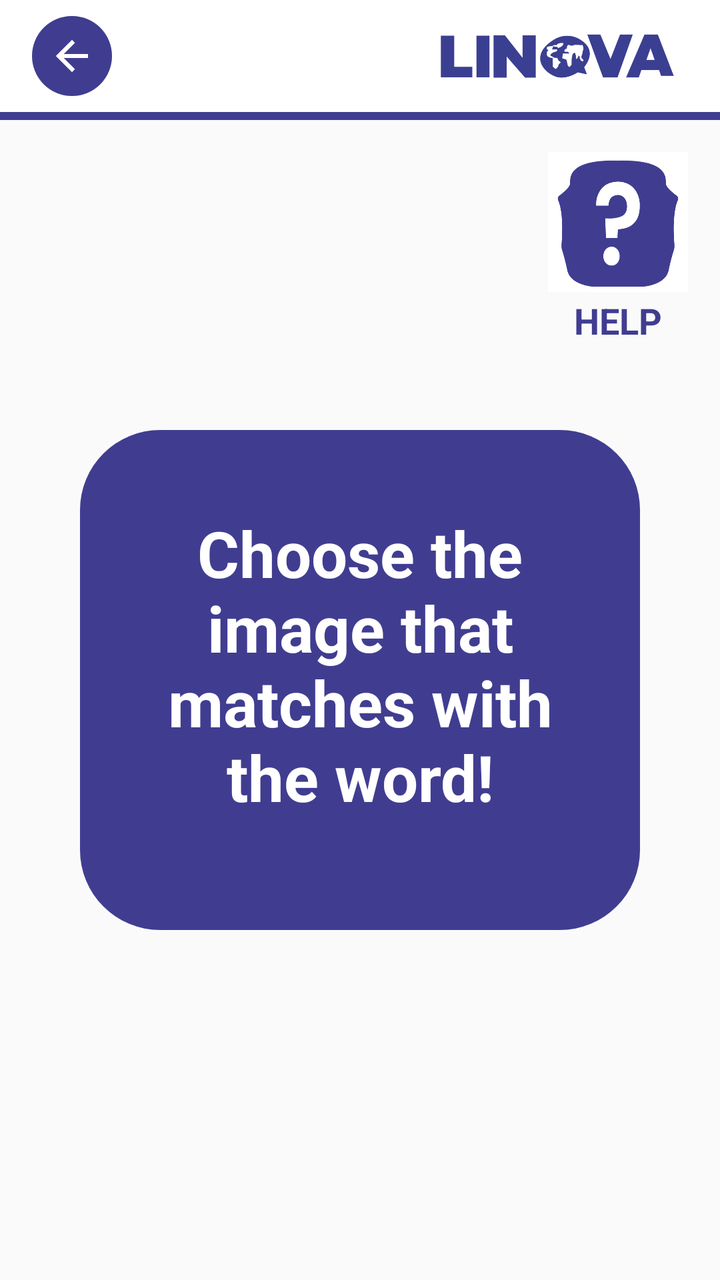
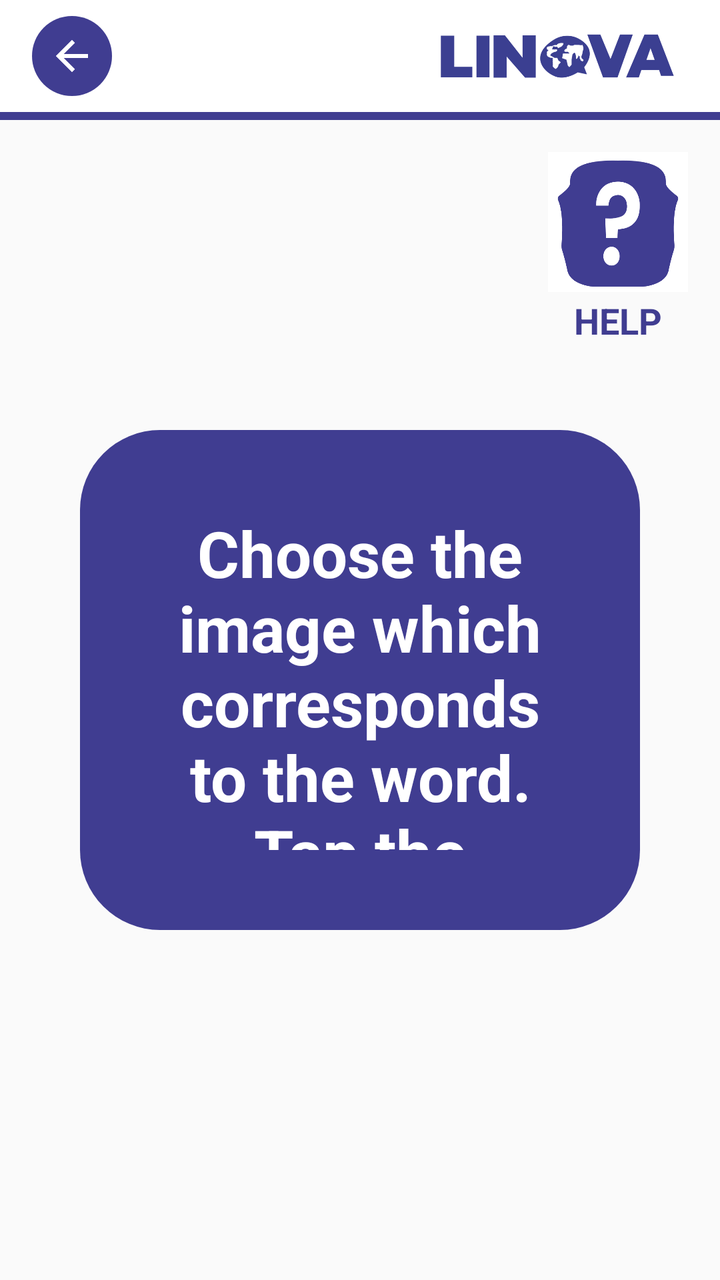

Two renders of the same Android screen: before a commit and after it. Below are the layout's source before the change and the commit's diff.
<!-- AndroidManifest.xml: application theme AppTheme -->
<!-- res/layout/activity_asociacionimagenpalabra.xml -->
<?xml version="1.0" encoding="utf-8"?>
<androidx.constraintlayout.widget.ConstraintLayout
    xmlns:android="http://schemas.android.com/apk/res/android"
    xmlns:app="http://schemas.android.com/apk/res-auto"
    xmlns:tools="http://schemas.android.com/tools"
    android:layout_width="match_parent"
    android:layout_height="match_parent"
    android:orientation="vertical"
    android:gravity="center"
    tools:context=".AsociacionimagenPalabraActivity">
    <include
        android:id="@+id/toolbar"
        layout="@layout/toolbar"
        app:layout_constraintTop_toTopOf="parent"
        app:layout_constraintStart_toStartOf="parent"
        app:layout_constraintEnd_toEndOf="parent"/>

    <LinearLayout
        android:id="@+id/helpContainer"
        android:layout_width="wrap_content"
        android:layout_height="wrap_content"
        android:orientation="vertical"
        android:gravity="center"
        android:layout_margin="16dp"
        app:layout_constraintTop_toBottomOf="@id/toolbar"
        app:layout_constraintEnd_toEndOf="parent">

        <ImageButton
            android:id="@+id/btnHelp"
            android:layout_width="70dp"
            android:layout_height="70dp"
            android:src="@drawable/help"
            android:scaleType="fitXY"
            android:padding="0dp"
            android:contentDescription="Help"/>

        <TextView
            android:id="@+id/helpText"
            android:layout_width="wrap_content"
            android:layout_height="wrap_content"
            android:text="HELP"
            android:textStyle="bold"
            android:textSize="18sp"
            android:textColor="@color/colorPurple"
            android:layout_marginTop="2dp"/>

    </LinearLayout>    
    <TextView
        android:layout_width="match_parent"
        android:layout_height="wrap_content"
        android:text="Loading words..."
        android:textSize="60sp"
        android:textStyle="bold"
        android:layout_margin="20dp"
        android:textColor="@color/colorPurple"
        android:textAlignment="center"
        android:gravity="center"
        android:id="@+id/actividad"
        android:visibility="invisible"
        app:layout_constraintTop_toBottomOf="@id/toolbar"
        app:layout_constraintStart_toStartOf="parent"
        app:layout_constraintEnd_toEndOf="parent"/>

    <TextView
        android:layout_width="match_parent"
        android:layout_height="wrap_content"
        android:text="Choose the image that matches with the word"
        android:textSize="20sp"
        android:textStyle="bold"
        android:layout_margin="20dp"
        android:textColor="#8A8A8A"
        android:textAlignment="center"
        android:gravity="center"
        android:id="@+id/info"
        android:visibility="invisible"
        app:layout_constraintTop_toBottomOf="@id/actividad"
        app:layout_constraintStart_toStartOf="parent"
        app:layout_constraintEnd_toEndOf="parent"/>


    
    <LinearLayout
        android:id="@+id/loadingBox"
        android:layout_width="0dp"
        app:layout_constraintTop_toTopOf="parent"
        app:layout_constraintBottom_toBottomOf="parent"
        android:layout_height="250dp"
        android:layout_marginStart="40dp"
        android:layout_marginEnd="40dp"
        android:layout_marginTop="40dp"
        android:padding="40dp"
        android:background="@drawable/bg_dialog_rounded"
        android:orientation="vertical"
        android:gravity="center"
        app:layout_constraintStart_toStartOf="parent"
        app:layout_constraintEnd_toEndOf="parent">

        <TextView
            android:id="@+id/instruction"
            android:layout_width="wrap_content"
            android:layout_height="wrap_content"
            android:text="Choose the image that matches with the word!"
            android:textColor="@android:color/white"
            android:textStyle="bold"
            android:textSize="32sp"
            android:gravity="center"
            android:textAlignment="center"/>

        <LinearLayout
            android:layout_width="match_parent"
            android:layout_height="wrap_content"
            android:orientation="horizontal"
            android:gravity="center"
            android:paddingTop="16dp">

            <Button
                android:id="@+id/sayitagain"
                android:layout_height="48dp"
                android:layout_width="wrap_content"
                android:layout_marginEnd="8dp"
                android:text="SAY IT AGAIN"
                android:background="@drawable/btn_rounded_t"
                android:textColor="@color/colorBlack"
                android:textAllCaps="false"
                android:textStyle="bold"
                android:textSize="18sp"
                android:padding="12dp"/>

            <Button
                android:id="@+id/skip"
                android:layout_height="48dp"
                android:layout_width="wrap_content"
                android:layout_marginStart="8dp"
                android:text="SKIP"
                android:background="@drawable/btn_rounded_t"
                android:textColor="@color/colorBlack"
                android:textAllCaps="false"
                android:textStyle="bold"
                android:textSize="18sp"
                android:padding="12dp"/>

        </LinearLayout>


    </LinearLayout>
    <LinearLayout
        android:layout_width="wrap_content"
        android:layout_height="wrap_content"
        android:orientation="horizontal"
        android:layout_gravity="center"
        tools:ignore="MissingConstraints"
        android:layout_marginTop="30dp"
        app:layout_constraintTop_toBottomOf="@id/actividad"
        app:layout_constraintStart_toStartOf="parent"
        app:layout_constraintEnd_toEndOf="parent">

        <LinearLayout
            android:layout_width="wrap_content"
            android:layout_height="wrap_content"
            android:layout_gravity="center"
            android:orientation="vertical"
            android:gravity="center"
            android:padding="16dp">

            <ImageButton
                android:id="@+id/imgasociacionimagenpalabra"
                android:layout_margin="16dp"
                android:layout_width="200dp"
                android:layout_height="200dp"
                android:scaleType="centerInside"
                android:contentDescription="imgasociacionimagenpalabra"
                android:background="?attr/selectableItemBackgroundBorderless"
                android:padding="16dp"
                android:clickable="true"
                android:visibility="invisible"
            />



        </LinearLayout>

        <LinearLayout
            android:layout_width="wrap_content"
            android:layout_height="wrap_content"
            android:layout_gravity="center"
            android:orientation="vertical"
            android:gravity="center"
            android:padding="16dp">

            <ImageButton
                android:id="@+id/imgagenda"
                android:layout_margin="16dp"
                android:layout_width="200dp"
                android:layout_height="200dp"
                android:scaleType="centerInside"
                android:contentDescription="imgagenda"
                android:background="?attr/selectableItemBackgroundBorderless"
                android:padding="16dp"
                android:clickable="true"
                android:visibility="invisible"
                />



        </LinearLayout>

        <LinearLayout
            android:layout_width="wrap_content"
            android:layout_height="wrap_content"
            android:layout_gravity="center"
            android:orientation="vertical"
            android:gravity="center"
            android:padding="16dp">

            <ImageButton
                android:id="@+id/imgcolores"
                android:layout_margin="16dp"
                android:layout_width="200dp"
                android:layout_height="200dp"
                android:scaleType="centerInside"
                android:contentDescription="imgcolores"
                android:background="?attr/selectableItemBackgroundBorderless"
                android:padding="16dp"
                android:clickable="true"
                android:visibility="invisible"
                />


        </LinearLayout>

        <LinearLayout
            android:layout_width="wrap_content"
            android:layout_height="wrap_content"
            android:layout_gravity="center"
            android:orientation="vertical"
            android:gravity="center"
            android:padding="16dp">

            <ImageButton
                android:id="@+id/imgcolores2"
                android:layout_margin="16dp"
                android:layout_width="200dp"
                android:layout_height="200dp"
                android:scaleType="centerInside"
                android:contentDescription="imgcolores"
                android:background="?attr/selectableItemBackgroundBorderless"
                android:padding="16dp"
                android:clickable="true"
                android:visibility="invisible"
                />


        </LinearLayout>


    </LinearLayout>




</androidx.constraintlayout.widget.ConstraintLayout>
<!-- res/layout/toolbar.xml (included above) -->
<?xml version="1.0" encoding="utf-8"?>
<com.google.android.material.appbar.AppBarLayout
    xmlns:android="http://schemas.android.com/apk/res/android"
    android:layout_width="match_parent"
    android:layout_height="wrap_content"
    android:background="@android:color/white"
    android:elevation="0dp"
    android:stateListAnimator="@null">

    <androidx.appcompat.widget.Toolbar
        android:id="@+id/toolbar"
        android:layout_width="match_parent"
        android:layout_height="?attr/actionBarSize"
        android:background="@android:color/white">

        
        <ImageButton
            android:id="@+id/btnBack"
            android:layout_width="40dp"
            android:layout_height="40dp"
            android:layout_gravity="start|center_vertical"
            android:layout_marginStart="12dp"
            android:background="@drawable/arrow_button"
            android:padding="8dp"
            android:src="@drawable/baseline_arrow_back_24"
            android:contentDescription="Volver"/>

        
        <ImageView
            android:id="@+id/imgRight"
            android:layout_width="120dp"
            android:layout_height="40dp"
            android:layout_gravity="end|center_vertical"
            android:layout_marginEnd="22dp"
            android:src="@drawable/logo"/>

    </androidx.appcompat.widget.Toolbar>

    
    <View
        android:layout_width="match_parent"
        android:layout_height="4dp"
        android:background="@color/colorPurple"/>

</com.google.android.material.appbar.AppBarLayout>
<!-- resources referenced by this layout -->
<resources>
  <color name="colorBlack">#000000</color>
  <color name="colorPurple">#403D91</color>
  <!-- drawable arrow_button (drawable) -->
  <layer-list xmlns:android="http://schemas.android.com/apk/res/android">
  
      
      <item>
          <shape android:shape="oval">
              <size
                  android:width="40dp"
                  android:height="40dp"/>
              <solid android:color="@color/colorPurple"/>
          </shape>
      </item>
  
      
      <item
          android:drawable="@drawable/baseline_arrow_back_24"
          android:gravity="center"/>
  </layer-list>
  <!-- drawable baseline_arrow_back_24 (drawable) -->
  <vector xmlns:android="http://schemas.android.com/apk/res/android" android:autoMirrored="true" android:height="24dp" android:tint="#FFFFFF" android:viewportHeight="24" android:viewportWidth="24" android:width="24dp">
        
      <path android:fillColor="@android:color/white" android:pathData="M20,11H7.83l5.59,-5.59L12,4l-8,8 8,8 1.41,-1.41L7.83,13H20v-2z"/>
      
  </vector>
  <!-- drawable bg_dialog_rounded (drawable) -->
  <?xml version="1.0" encoding="utf-8"?>
  <shape xmlns:android="http://schemas.android.com/apk/res/android">
  
      <solid android:color="@color/colorPurple"/>
  
      <corners android:radius="40dp"/>
  
  </shape>
  <!-- drawable btn_rounded_t (drawable) -->
  <?xml version="1.0" encoding="utf-8"?>
  <shape xmlns:android="http://schemas.android.com/apk/res/android">
  
      <solid android:color="#D9D9D9"/>
  
      <corners android:radius="30dp"/>
  
  </shape>
  <!-- drawable help: png bitmap (drawable, 11131 bytes) -->
  <!-- drawable logo: png bitmap (drawable, 20298 bytes) -->
  <style name="AppTheme" parent="Theme.AppCompat.Light.NoActionBar">
  
      </style>
</resources>

<!-- the commit's change to res/layout/activity_asociacionimagenpalabra.xml (unified diff, before → after) -->
@@ -99,7 +99,7 @@
             android:id="@+id/instruction"
             android:layout_width="wrap_content"
             android:layout_height="wrap_content"
-            android:text="Choose the image that matches with the word!"
+            android:text="Choose the image which corresponds to the word. Tap the button HELP if you don't understand it."
             android:textColor="@android:color/white"
             android:textStyle="bold"
             android:textSize="32sp"
@@ -131,7 +131,7 @@
                 android:layout_height="48dp"
                 android:layout_width="wrap_content"
                 android:layout_marginStart="8dp"
-                android:text="SKIP"
+                android:text="START"
                 android:background="@drawable/btn_rounded_t"
                 android:textColor="@color/colorBlack"
                 android:textAllCaps="false"
